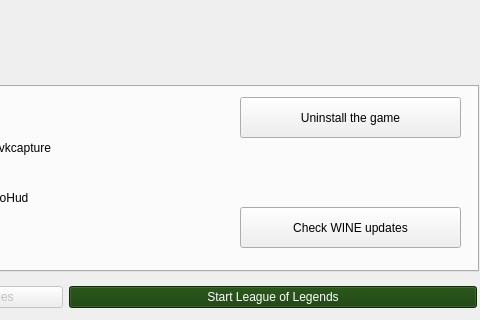
The window that src/python_src/ui/installer.ui (polkaulfield/lol-for-linux-installer) describes before a commit, drawn with Qt 5; both pictures show x 122 to 602 and y 132 to 452 of the 602 by 452 pixel window.
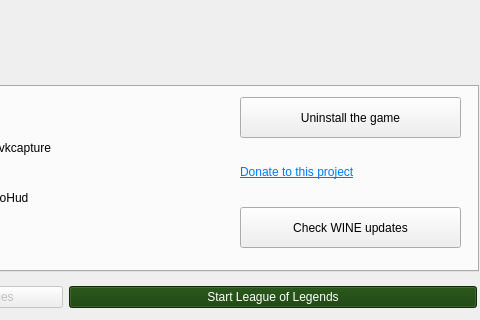
The same window after the commit. The open tabs and pages were chosen to show the change. Icons and pictures are not drawn.

```diff
--- a/src/python_src/ui/installer.ui
+++ b/src/python_src/ui/installer.ui
@@ -1088,6 +1088,25 @@
                    <normaloff>.</normaloff>.</iconset>
                  </property>
                 </widget>
+                <widget class="QLabel" name="label">
+                 <property name="geometry">
+                  <rect>
+                   <x>360</x>
+                   <y>70</y>
+                   <width>221</width>
+                   <height>31</height>
+                  </rect>
+                 </property>
+                 <property name="text">
+                  <string>&lt;html&gt;&lt;head/&gt;&lt;body&gt;&lt;p&gt;&lt;a href=&quot;https://www.paypal.com/donate/?hosted_button_id=UMJWYGDH2RC7E&quot;&gt;&lt;span style=&quot; text-decoration: underline; color:#007af4;&quot;&gt;Donate to this project&lt;/span&gt;&lt;/a&gt;&lt;/p&gt;&lt;/body&gt;&lt;/html&gt;</string>
+                 </property>
+                 <property name="textFormat">
+                  <enum>Qt::RichText</enum>
+                 </property>
+                 <property name="openExternalLinks">
+                  <bool>true</bool>
+                 </property>
+                </widget>
                </widget>
               </widget>
              </widget>
```
Left out of the diff: 2 changed lines with no effect on the pictures.
